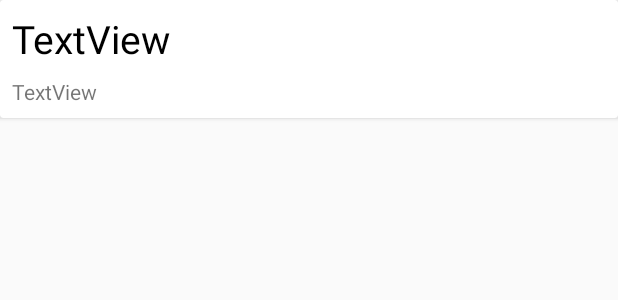
After one commit to HackeruDroids/SqliteNotes, an Android app: the layout note_item.xml on its own in the app's theme, with its tools: preview values and no code run, on a phone screen of 412 x 824 dp. The commit adds this screen. Shown: the top 300 px of the screen. Run offline under Robolectric (Android 15) with nearby library versions, the phone set to English and light mode, and no system bars.

Commit message:
starting with RecyclerView

```diff
--- a/app/build.gradle
+++ b/app/build.gradle
@@ -20,7 +20,7 @@ android {
 }
 
 dependencies {
-    compile fileTree(dir: 'libs', include: ['*.jar'])
+    compile fileTree(include: ['*.jar'], dir: 'libs')
     androidTestCompile('com.android.support.test.espresso:espresso-core:2.2.2', {
         exclude group: 'com.android.support', module: 'support-annotations'
     })
@@ -28,4 +28,5 @@ dependencies {
     compile 'com.android.support:design:26.+'
     compile 'com.android.support:support-v4:26.+'
     testCompile 'junit:junit:4.12'
+    compile 'com.android.support:cardview-v7:26.0.0-alpha1'
 }
--- /dev/null
+++ b/app/src/main/res/layout/note_item.xml
@@ -0,0 +1,26 @@
+<?xml version="1.0" encoding="utf-8"?>
+<android.support.v7.widget.CardView
+    xmlns:android="http://schemas.android.com/apk/res/android"
+    android:layout_width="match_parent"
+    android:layout_height="wrap_content"
+    android:layout_marginBottom="8dp">
+    <LinearLayout xmlns:android="http://schemas.android.com/apk/res/android"
+        android:padding="8dp"
+        android:layout_width="match_parent"
+        android:layout_height="wrap_content"
+        android:orientation="vertical">
+        <TextView
+            android:textSize="26sp"
+            android:id="@+id/tvTitle"
+            android:layout_width="match_parent"
+            android:layout_height="wrap_content"
+            android:textColor="#000"
+            android:layout_marginBottom="8dp"
+            android:text="TextView" />
+        <TextView
+            android:id="@+id/tvContent"
+            android:layout_width="match_parent"
+            android:layout_height="wrap_content"
+            android:text="TextView" />
+    </LinearLayout>
+</android.support.v7.widget.CardView>
```
Also changed, not shown: app/src/main/java/hackeru/edu/sqlitenotes/MainActivity.java (+11 -3 lines), app/src/main/java/hackeru/edu/sqlitenotes/Note.java (added, +81 -0 lines).
